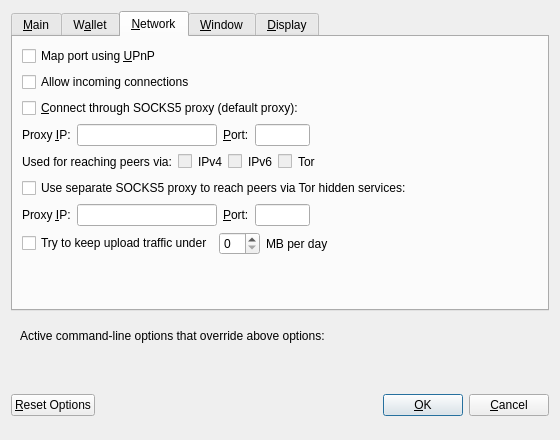
Qt form src/qt/forms/optionsdialog.ui (bitcoincore-dev/bitcoin-2001-863168-294116-d812cf1189) before a commit.
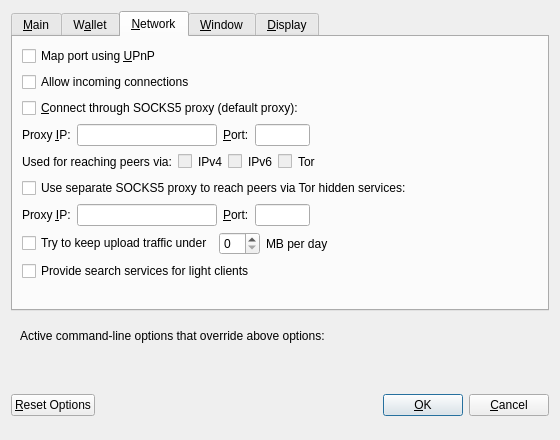
The same form after that commit. The open tabs and pages were chosen to show the change. Custom widgets are drawn as their Qt base class.

Commit message: Qt/Options: Expose peerbloomfilters in GUI using rwconf

What changed in the file:
```diff
--- a/src/qt/forms/optionsdialog.ui
+++ b/src/qt/forms/optionsdialog.ui
@@ -524,6 +524,16 @@
          </item>
         </layout>
        </item>
+       <item>
+        <widget class="QCheckBox" name="peerbloomfilters">
+         <property name="toolTip">
+          <string>Support filtering of blocks and transaction with bloom filters</string>
+         </property>
+         <property name="text">
+          <string>Provide search services for light clients</string>
+         </property>
+        </widget>
+       </item>
        <item>
         <spacer name="verticalSpacer_Network">
          <property name="orientation">
```
The commit also changes 3 other files.
